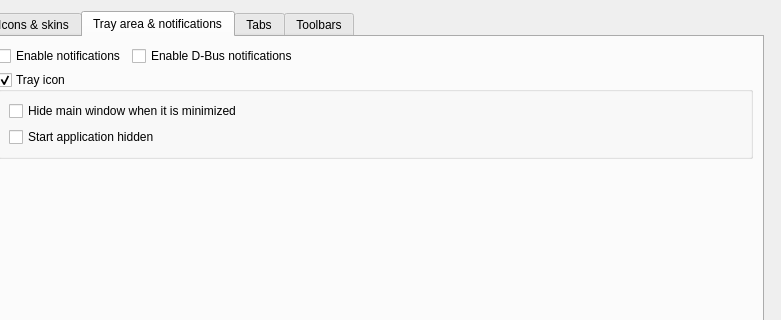
First picture: the form in src/gui/dialogs/formsettings.ui, repository martinrotter/rssguard, before the edit; both pictures show x 251 to 1032 and y 0 to 320 of the 1032 by 498 pixel window.
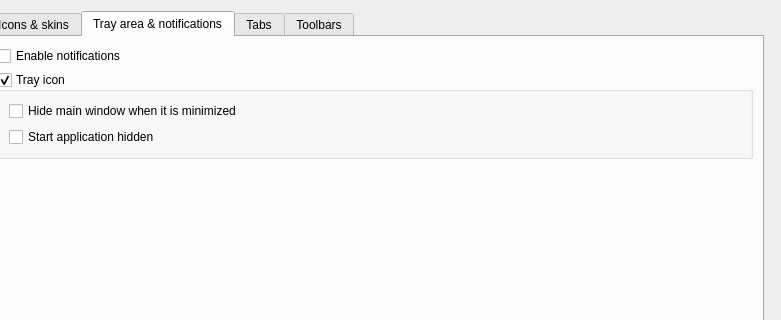
Second picture: the form after the edit. The open tabs and pages were chosen to show the change. Custom widgets are drawn as their Qt base class.

The edit to the form file:
```diff
--- a/src/gui/dialogs/formsettings.ui
+++ b/src/gui/dialogs/formsettings.ui
@@ -642,16 +642,6 @@
              </layout>
             </widget>
            </item>
-           <item row="0" column="1">
-            <widget class="QCheckBox" name="m_checkEnableDBusNotifications">
-             <property name="styleSheet">
-              <string notr="true"/>
-             </property>
-             <property name="text">
-              <string>Enable D-Bus notifications</string>
-             </property>
-            </widget>
-           </item>
           </layout>
          </widget>
          <widget class="QWidget" name="m_tabTabs">
```
Left out of the diff: 2 changed lines with no effect on the pictures.
